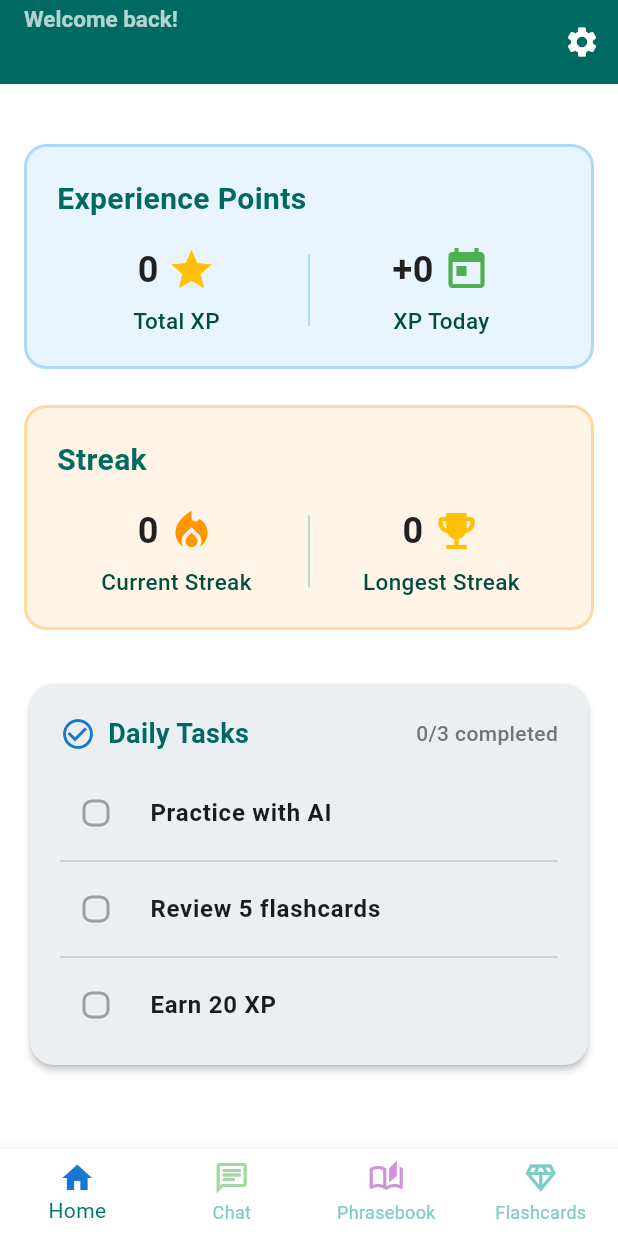
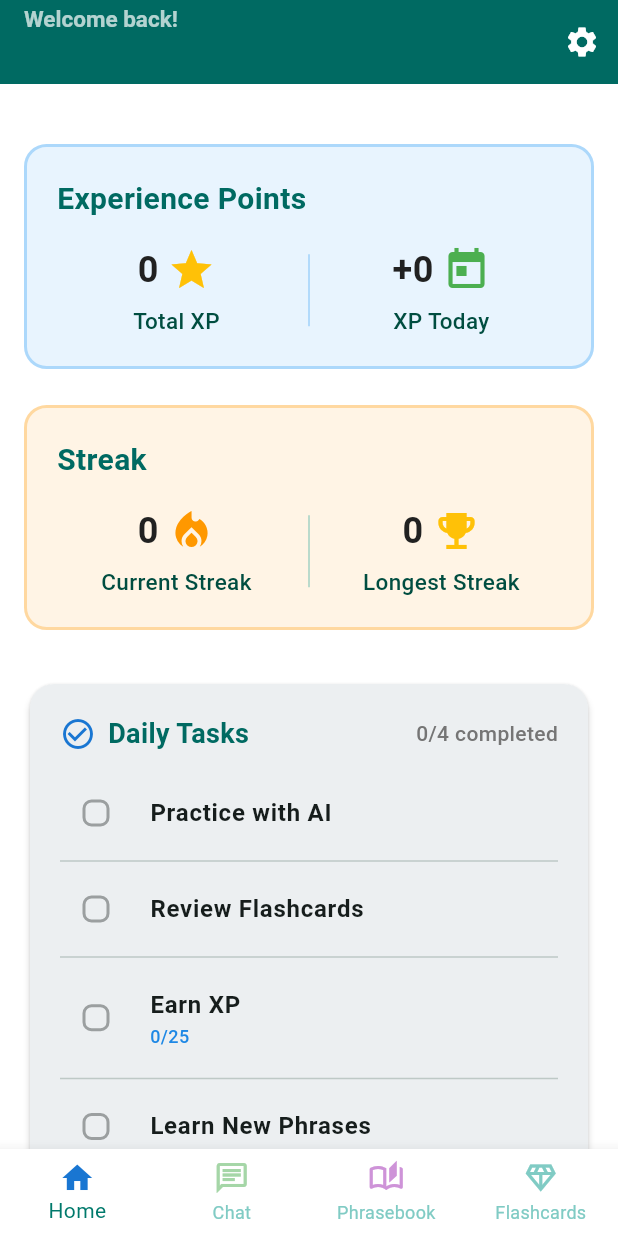
Before and after one commit to mohamedzoabi100/LingoLamp, a Flutter app: the screen it shows once a user with an empty profile is signed in, on a phone screen of 412 x 824 dp. Run offline on Flutter 3.47's test engine with Material 3 defaults, Android fonts, the phone set to English and light mode, and no system bars; our stand-ins replace cloud_firestore, firebase_auth, firebase_core, flutter_markdown, flutter_tts, go_router and 9 more; accounts and stored records are empty; project files that could hold a hidden picture were left out.

Commit message:
Fixed home screen and added Daily Tasks

```diff
--- a/lib/core/providers/app_providers.dart
+++ b/lib/core/providers/app_providers.dart
@@ -9,6 +9,7 @@ import '../../providers/chat_provider.dart';
 import 'flashcard_provider.dart';
 import 'phrasebook_provider.dart';
 import 'user_provider.dart';
+import 'daily_task_provider.dart';
 
 class AppProviders {
   static List<SingleChildWidget> get providers => [
@@ -36,5 +37,10 @@ class AppProviders {
     ChangeNotifierProvider<PhrasebookProvider>(
       create: (context) => PhrasebookProvider(),
     ),
+
+    // Daily Task provider
+    ChangeNotifierProvider<DailyTaskProvider>(
+      create: (context) => DailyTaskProvider(),
+    ),
   ];
 }
--- a/lib/features/home/presentation/screens/home_screen.dart
+++ b/lib/features/home/presentation/screens/home_screen.dart
@@ -1,10 +1,13 @@
 import 'package:flutter/material.dart';
 import 'package:provider/provider.dart';
 import 'package:go_router/go_router.dart';
+import 'dart:async';
 
 import '../../../../core/providers/auth_provider.dart';
 import '../../../../core/providers/user_provider.dart';
+import '../../../../core/providers/daily_task_provider.dart';
 import '../../../../widgets/xp_display_widget.dart';
+import '../../../../models/daily_task_model.dart';
 
 class HomeScreen extends StatefulWidget {
   const HomeScreen({super.key});
@@ -17,6 +20,7 @@ class _HomeScreenState extends State<HomeScreen> with SingleTickerProviderStateM
   late AnimationController _controller;
   late Animation<double> _opacityAnim;
   late Animation<Offset> _slideAnim;
+  Timer? _refreshTimer;
 
   @override
   void initState() {
@@ -33,17 +37,38 @@ class _HomeScreenState extends State<HomeScreen> with SingleTickerProviderStateM
     );
     WidgetsBinding.instance.addPostFrameCallback((_) {
       _controller.forward();
+      // Load daily tasks when screen initializes
+      final dailyTaskProvider = Provider.of<DailyTaskProvider>(context, listen: false);
+      dailyTaskProvider.loadDailyTasks();
+
+      // Check and update tasks based on current activity
+      dailyTaskProvider.checkAndUpdateTasks();
+
+      // Set up periodic refresh of tasks
+      _refreshTimer = Timer.periodic(const Duration(seconds: 30), (_) {
+        if (mounted) {
+          dailyTaskProvider.checkAndUpdateTasks();
+        }
+      });
     });
   }
 
   @override
   void dispose() {
+    _refreshTimer?.cancel();
     _controller.dispose();
     super.dispose();
   }
 
   @override
   Widget build(BuildContext context) {
+    // Refresh tasks when screen becomes visible
+    WidgetsBinding.instance.addPostFrameCallback((_) {
+      if (mounted) {
+        Provider.of<DailyTaskProvider>(context, listen: false).checkAndUpdateTasks();
+      }
+    });
+
     return Scaffold(
       appBar: AppBar(
         backgroundColor: Theme.of(context).primaryColor,
@@ -82,9 +107,9 @@ class _HomeScreenState extends State<HomeScreen> with SingleTickerProviderStateM
           ),
         ],
       ),
-      body: Consumer2<AuthProvider, UserProvider>(
-        builder: (context, authProvider, userProvider, child) {
-          if (userProvider.isLoading) {
+      body: Consumer3<AuthProvider, UserProvider, DailyTaskProvider>(
+        builder: (context, authProvider, userProvider, dailyTaskProvider, child) {
+          if (userProvider.isLoading || dailyTaskProvider.isLoading) {
             return const Center(
               child: CircularProgressIndicator(),
             );
@@ -134,53 +159,7 @@ class _HomeScreenState extends State<HomeScreen> with SingleTickerProviderStateM
                       ),
                     );
                   },
-                  child: Card(
-                    elevation: 2,
-                    shape: RoundedRectangleBorder(borderRadius: BorderRadius.circular(16)),
-                    color: Colors.blueGrey[50],
-                    child: Padding(
-                      padding: const EdgeInsets.all(20),
-                      child: Column(
-                        crossAxisAlignment: CrossAxisAlignment.start,
-                        children: [
-                          Row(
-                            children: [
-                              Icon(Icons.check_circle_outline, color: Colors.blue[700]),
-                              const SizedBox(width: 8),
-                              Expanded(
-                                child: Text(
-                                  'Daily Tasks',
-                                  style: TextStyle(
-                                    fontSize: 18,
-                                    fontWeight: FontWeight.bold,
-                                    color: Theme.of(context).primaryColor,
-                                  ),
-                                ),
-                              ),
-                              Text(
-                                '0/3 completed',
-                                style: TextStyle(
-                                  fontSize: 14,
-                                  color: Colors.grey[600],
-                                  fontWeight: FontWeight.w500,
-                                ),
-                              ),
-                            ],
-                          ),
-                          const SizedBox(height: 20),
-                          Column(
-                            children: [
-                              _buildMockTaskTile('Practice with AI'),
-                              const Divider(height: 24, thickness: 1),
-                              _buildMockTaskTile('Review 5 flashcards'),
-                              const Divider(height: 24, thickness: 1),
-                              _buildMockTaskTile('Earn 20 XP'),
-                            ],
-                          ),
-                        ],
-                      ),
-                    ),
-                  ),
+                  child: _buildDailyTaskPanel(context, dailyTaskProvider),
                 ),
                 // Removed Quick Actions and Daily Goal
               ],
@@ -414,18 +393,94 @@ class _HomeScreenState extends State<HomeScreen> with SingleTickerProviderStateM
   }
 }
 
-Widget _buildMockTaskTile(String task) {
+Widget _buildDailyTaskPanel(BuildContext context, DailyTaskProvider dailyTaskProvider) {
+  final taskSet = dailyTaskProvider.currentTaskSet;
+  if (taskSet == null) {
+    return const SizedBox.shrink();
+  }
+
+  return Card(
+    elevation: 2,
+    shape: RoundedRectangleBorder(borderRadius: BorderRadius.circular(16)),
+    color: Colors.blueGrey[50],
+    child: Padding(
+      padding: const EdgeInsets.all(20),
+      child: Column(
+        crossAxisAlignment: CrossAxisAlignment.start,
+        children: [
+          Row(
+            children: [
+              Icon(Icons.check_circle_outline, color: Colors.blue[700]),
+              const SizedBox(width: 8),
+              Expanded(
+                child: Text(
+                  'Daily Tasks',
+                  style: TextStyle(
+                    fontSize: 18,
+                    fontWeight: FontWeight.bold,
+                    color: Theme.of(context).primaryColor,
+                  ),
+                ),
+              ),
+              Text(
+                '${taskSet.completedTasksCount}/${taskSet.totalTasksCount} completed',
+                style: TextStyle(
+                  fontSize: 14,
+                  color: Colors.grey[600],
+                  fontWeight: FontWeight.w500,
+                ),
+              ),
+            ],
+          ),
+          const SizedBox(height: 20),
+          Column(
+            children: taskSet.tasks.map((task) {
+              return Column(
+                children: [
+                  _buildTaskTile(task),
+                  if (task != taskSet.tasks.last)
+                    const Divider(height: 24, thickness: 1),
+                ],
+              );
+            }).toList(),
+          ),
+        ],
+      ),
+    ),
+  );
+}
+
+Widget _buildTaskTile(DailyTask task) {
   return ListTile(
     contentPadding: EdgeInsets.zero,
     leading: Checkbox(
-      value: false,
+      value: task.isCompleted,
       onChanged: null,
       shape: RoundedRectangleBorder(borderRadius: BorderRadius.circular(6)),
+      activeColor: Colors.green,
     ),
     title: Text(
-      task,
-      style: const TextStyle(fontWeight: FontWeight.w600, fontSize: 16),
+      task.title,
+      style: TextStyle(
+        fontWeight: FontWeight.w600,
+        fontSize: 16,
+        decoration: task.isCompleted ? TextDecoration.lineThrough : null,
+        color: task.isCompleted ? Colors.grey[600] : null,
+      ),
     ),
+    subtitle: task.isInProgress ? Text(
+      '${task.currentValue}/${task.targetValue}',
+      style: TextStyle(
+        fontSize: 12,
+        color: Colors.blue[600],
+        fontWeight: FontWeight.w500,
+      ),
+    ) : null,
+    trailing: task.isCompleted ? Icon(
+      Icons.star,
+      color: Colors.amber[600],
+      size: 20,
+    ) : null,
     dense: true,
     visualDensity: VisualDensity.compact,
   );
--- /dev/null
+++ b/lib/models/daily_task_model.dart
@@ -0,0 +1,158 @@
+import 'package:flutter/foundation.dart';
+
+enum TaskType {
+  chatWithAI,
+  reviewFlashcards,
+  earnXP,
+  learnPhrases,
+  practiceSpeaking,
+  completeStreak,
+}
+
+enum TaskStatus {
+  notStarted,
+  inProgress,
+  completed,
+}
+
+class DailyTask {
+  final String id;
+  final String title;
+  final String description;
+  final TaskType type;
+  final int targetValue;
+  final int currentValue;
+  final TaskStatus status;
+  final int xpReward;
+  final DateTime? completedAt;
+  final DateTime createdAt;
+
+  DailyTask({
+    required this.id,
+    required this.title,
+    required this.description,
+    required this.type,
+    required this.targetValue,
+    this.currentValue = 0,
+    this.status = TaskStatus.notStarted,
+    this.xpReward = 10,
+    this.completedAt,
+    required this.createdAt,
+  });
+
+  DailyTask copyWith({
+    String? id,
+    String? title,
+    String? description,
+    TaskType? type,
+    int? targetValue,
+    int? currentValue,
+    TaskStatus? status,
+    int? xpReward,
+    DateTime? completedAt,
+    DateTime? createdAt,
+  }) {
+    return DailyTask(
+      id: id ?? this.id,
+      title: title ?? this.title,
+      description: description ?? this.description,
+      type: type ?? this.type,
+      targetValue: targetValue ?? this.targetValue,
+      currentValue: currentValue ?? this.currentValue,
+      status: status ?? this.status,
+      xpReward: xpReward ?? this.xpReward,
+      completedAt: completedAt ?? this.completedAt,
+      createdAt: createdAt ?? this.createdAt,
+    );
+  }
+
+  bool get isCompleted => status == TaskStatus.completed;
+  bool get isInProgress => status == TaskStatus.inProgress;
+  double get progressPercentage => targetValue > 0 ? (currentValue / targetValue).clamp(0.0, 1.0) : 0.0;
+
+  Map<String, dynamic> toJson() {
+    return {
+      'id': id,
+      'title': title,
+      'description': description,
+      'type': type.index,
+      'targetValue': targetValue,
+      'currentValue': currentValue,
+      'status': status.index,
+      'xpReward': xpReward,
+      'completedAt': completedAt?.toIso8601String(),
+      'createdAt': createdAt.toIso8601String(),
+    };
+  }
+
+  factory DailyTask.fromJson(Map<String, dynamic> json) {
+    return DailyTask(
+      id: json['id'],
+      title: json['title'],
+      description: json['description'],
+      type: TaskType.values[json['type']],
+      targetValue: json['targetValue'],
+      currentValue: json['currentValue'] ?? 0,
+      status: TaskStatus.values[json['status']],
+      xpReward: json['xpReward'] ?? 10,
+      completedAt: json['completedAt'] != null ? DateTime.parse(json['completedAt']) : null,
+      createdAt: DateTime.parse(json['createdAt']),
+    );
+  }
+}
+
+class DailyTaskSet {
+  final String id;
+  final DateTime date;
+  final List<DailyTask> tasks;
+  final bool isCompleted;
+  final int totalXP;
+
+  DailyTaskSet({
+    required this.id,
+    required this.date,
+    required this.tasks,
+    this.isCompleted = false,
+    this.totalXP = 0,
+  });
+
+  int get completedTasksCount => tasks.where((task) => task.isCompleted).length;
+  int get totalTasksCount => tasks.length;
+  double get completionPercentage => totalTasksCount > 0 ? completedTasksCount / totalTasksCount : 0.0;
+
+  DailyTaskSet copyWith({
+    String? id,
+    DateTime? date,
+    List<DailyTask>? tasks,
+    bool? isCompleted,
+    int? totalXP,
+  }) {
+    return DailyTaskSet(
+      id: id ?? this.id,
+      date: date ?? this.date,
+      tasks: tasks ?? this.tasks,
+      isCompleted: isCompleted ?? this.isCompleted,
+      totalXP: totalXP ?? this.totalXP,
+    );
+  }
+
+  Map<String, dynamic> toJson() {
+    return {
+      'id': id,
+      'date': date.toIso8601String(),
+      'tasks': tasks.map((task) => task.toJson()).toList(),
+      'isCompleted': isCompleted,
+      'totalXP': totalXP,
+    };
+  }
+
+  factory DailyTaskSet.fromJson(Map<String, dynamic> json) {
+    return DailyTaskSet(
+      id: json['id'],
+      date: DateTime.parse(json['date']),
+      tasks: (json['tasks'] as List).map((taskJson) => DailyTask.fromJson(taskJson)).toList(),
+      isCompleted: json['isCompleted'] ?? false,
+      totalXP: json['totalXP'] ?? 0,
+    );
+  }
+}
--- a/lib/screens/flashcards_screen.dart
+++ b/lib/screens/flashcards_screen.dart
@@ -405,7 +405,7 @@ class _FlashcardsScreenState extends State<FlashcardsScreen> with SingleTickerPr
   }
 
   Future<void> _processReview(StudyCard card, ReviewQuality quality) async {
-    final updated = StudyService.processReview(card, quality);
+    final updated = await StudyService.processReview(card, quality);
 
     // Persist changes
     await _dbHelper.updateFlashcard(updated.flashcard);
--- a/lib/screens/spaced_repetition_study_screen.dart
+++ b/lib/screens/spaced_repetition_study_screen.dart
@@ -82,7 +82,7 @@ class _SpacedRepetitionStudyScreenState extends State<SpacedRepetitionStudyScree
     if (_dueCards.isEmpty) return;
 
     final currentCard = _dueCards[_currentIndex];
-    final updatedStudyCard = StudyService.processReview(currentCard, quality);
+    final updatedStudyCard = await StudyService.processReview(currentCard, quality);
 
     // Award XP based on review quality
     String difficulty = '';
--- a/lib/services/ai_phrase_service.dart
+++ b/lib/services/ai_phrase_service.dart
@@ -2,6 +2,8 @@ import 'package:flutter/foundation.dart';
 import '../models/phrase_model.dart';
 import 'ai_chat_service.dart';
 import 'xp_event_tracker.dart';
+import 'daily_task_service.dart';
+import '../models/daily_task_model.dart' as daily_task;
 
 class AiPhraseService {
   static final AiPhraseService _instance = AiPhraseService._internal();
@@ -94,6 +96,10 @@ class AiPhraseService {
             // Award XP for generating a new phrase
             final xpTracker = XPEventTracker();
             xpTracker.addXP(XPEventTracker.phraseLearned, 'New phrase generated');
+
+            // Update daily task progress for learning phrases
+            final dailyTaskService = DailyTaskService();
+            await dailyTaskService.updateTaskProgress(daily_task.TaskType.learnPhrases, 1);
 
             return phrase;
           }
--- /dev/null
+++ b/lib/services/daily_task_service.dart
@@ -0,0 +1,250 @@
+import 'package:shared_preferences/shared_preferences.dart';
+import 'package:firebase_auth/firebase_auth.dart';
+import 'package:cloud_firestore/cloud_firestore.dart';
+import 'package:flutter/foundation.dart';
+import 'dart:async';
+import 'dart:convert';
+import '../models/daily_task_model.dart';
+import 'xp_service.dart';
+
+class DailyTaskService {
+  static final DailyTaskService _instance = DailyTaskService._internal();
+  factory DailyTaskService() => _instance;
+  DailyTaskService._internal();
+
+  // Storage keys
+  static const String _currentTaskSetKey = 'current_daily_task_set';
+  static const String _lastTaskResetDateKey = 'last_task_reset_date';
+
+  // Task change listeners
+  static final List<VoidCallback> _taskListeners = [];
+  static void addTaskListener(VoidCallback listener) {
+    _taskListeners.add(listener);
+  }
+  static void removeTaskListener(VoidCallback listener) {
+    _taskListeners.remove(listener);
+  }
+  void _notifyTaskListeners() {
+    for (final listener in _taskListeners) {
+      listener();
+    }
+  }
+
+  /// Get current daily task set, creating new one if needed
+  Future<DailyTaskSet> getCurrentTaskSet() async {
+    final prefs = await SharedPreferences.getInstance();
+    final today = DateTime.now();
+    final todayString = _formatDate(today);
+
+    // Check if we need to reset tasks for a new day
+    final lastResetDate = prefs.getString(_lastTaskResetDateKey);
+    if (lastResetDate != todayString) {
+      // New day, create fresh task set
+      final newTaskSet = _generateDailyTasks(today);
+      await _saveTaskSet(newTaskSet);
+      await prefs.setString(_lastTaskResetDateKey, todayString);
+      return newTaskSet;
+    }
+
+    // Load existing task set
+    final taskSetJson = prefs.getString(_currentTaskSetKey);
+    if (taskSetJson != null) {
+      try {
+        final taskSet = DailyTaskSet.fromJson(jsonDecode(taskSetJson));
+        return taskSet;
+      } catch (e) {
+        print('Error loading task set: $e');
+      }
+    }
+
+    // Fallback: create new task set
+    final newTaskSet = _generateDailyTasks(today);
+    await _saveTaskSet(newTaskSet);
+    await prefs.setString(_lastTaskResetDateKey, todayString);
+    return newTaskSet;
+  }
+
+  /// Generate daily tasks based on user level and preferences
+  DailyTaskSet _generateDailyTasks(DateTime date) {
+    final taskId = _formatDate(date);
+    final tasks = [
+      DailyTask(
+        id: '${taskId}_chat',
+        title: 'Practice with AI',
+        description: 'Have a conversation with AI to improve your language skills',
+        type: TaskType.chatWithAI,
+        targetValue: 3, // 3 messages
+        xpReward: 15,
+        createdAt: date,
+      ),
+      DailyTask(
+        id: '${taskId}_flashcards',
+        title: 'Review Flashcards',
+        description: 'Review 5 flashcards to reinforce your learning',
+        type: TaskType.reviewFlashcards,
+        targetValue: 5,
+        xpReward: 20,
+        createdAt: date,
+      ),
+      DailyTask(
+        id: '${taskId}_xp',
+        title: 'Earn XP',
+        description: 'Earn 25 XP through various activities',
+        type: TaskType.earnXP,
+        targetValue: 25,
+        xpReward: 10,
+        createdAt: date,
+      ),
+      DailyTask(
+        id: '${taskId}_phrases',
+        title: 'Learn New Phrases',
+        description: 'Learn 3 new phrases from the phrasebook',
+        type: TaskType.learnPhrases,
+        targetValue: 3,
+        xpReward: 15,
+        createdAt: date,
+      ),
+    ];
+
+    return DailyTaskSet(
+      id: taskId,
+      date: date,
+      tasks: tasks,
+    );
+  }
+
+  /// Update task progress based on user activity
+  Future<void> updateTaskProgress(TaskType taskType, int progress) async {
+    final taskSet = await getCurrentTaskSet();
+    final updatedTasks = <DailyTask>[];
+    bool hasChanges = false;
+
+    for (final task in taskSet.tasks) {
+      if (task.type == taskType && !task.isCompleted) {
+        final newCurrentValue = task.currentValue + progress;
+        final newStatus = newCurrentValue >= task.targetValue
+            ? TaskStatus.completed
+            : TaskStatus.inProgress;
+
+        final updatedTask = task.copyWith(
+          currentValue: newCurrentValue,
+          status: newStatus,
+          completedAt: newStatus == TaskStatus.completed ? DateTime.now() : null,
+        );
+
+        updatedTasks.add(updatedTask);
+
+        if (newStatus == TaskStatus.completed) {
+          // Award XP for task completion
+          await XPService().addXP(task.xpReward, 'Daily task completed: ${task.title}');
+          hasChanges = true;
+
+          // Check if all tasks are now completed and award bonus
+          final allCompleted = updatedTasks.every((t) => t.status == TaskStatus.completed);
+          if (allCompleted) {
+            // Award bonus XP for completing all daily tasks
+            await XPService().addXP(50, '🎉 All daily tasks completed!');
+            print('🎉 Bonus XP awarded for completing all daily tasks!');
+          }
+        }
+      } else {
+        updatedTasks.add(task);
+      }
+    }
+
+    // Always notify listeners when task progress is updated
+    final updatedTaskSet = taskSet.copyWith(tasks: updatedTasks);
+    await _saveTaskSet(updatedTaskSet);
+    _notifyTaskListeners();
+  }
+
+  /// Check and update task progress based on current user stats
+  Future<void> checkAndUpdateTasks() async {
+    try {
+      final xpStats = await XPService().getXPStats();
+      final todayXP = xpStats['todayXP'] ?? 0;
+
+      // Update XP task
+      await updateTaskProgress(TaskType.earnXP, todayXP);
+
+      // TODO: Add other task type updates based on user activity
+      // This will be expanded as we integrate with other services
+
+    } catch (e) {
+      print('Error checking task progress: $e');
+    }
+  }
+
+  /// Save task set to local storage
+  Future<void> _saveTaskSet(DailyTaskSet taskSet) async {
+    final prefs = await SharedPreferences.getInstance();
+    await prefs.setString(_currentTaskSetKey, jsonEncode(taskSet.toJson()));
+  }
+
+  /// Sync tasks to Firestore for authenticated users
+  Future<void> syncToFirestore(DailyTaskSet taskSet) async {
+    final user = FirebaseAuth.instance.currentUser;
+    if (user == null) return;
+
+    try {
+      await FirebaseFirestore.instance
+          .collection('users')
+          .doc(user.uid)
+          .collection('dailyTasks')
+          .doc(taskSet.id)
+          .set(taskSet.toJson(), SetOptions(merge: true))
+          .timeout(const Duration(seconds: 10));
+
+      print('[SYNC] Daily tasks synced to Firestore');
+    } catch (e) {
+      print('[SYNC] Error syncing daily tasks to Firestore: $e');
+    }
+  }
+
+  /// Load tasks from Firestore for authenticated users
+  Future<void> loadFromFirestore() async {
+    final user = FirebaseAuth.instance.currentUser;
+    if (user == null) return;
+
+    try {
+      final today = DateTime.now();
+      final todayString = _formatDate(today);
+
+      final doc = await FirebaseFirestore.instance
+          .collection('users')
+          .doc(user.uid)
+          .collection('dailyTasks')
+          .doc(todayString)
+          .get()
+          .timeout(const Duration(seconds: 10));
+
+      if (doc.exists) {
+        final data = doc.data()!;
+        final taskSet = DailyTaskSet.fromJson(data);
+        await _saveTaskSet(taskSet);
+
+        print('[SYNC] Daily tasks loaded from Firestore');
+        _notifyTaskListeners();
+      }
+    } catch (e) {
+      print('[SYNC] Error loading daily tasks from Firestore: $e');
+    }
+  }
+
+  /// Get task completion statistics
+  Future<Map<String, dynamic>> getTaskStats() async {
+    final taskSet = await getCurrentTaskSet();
+    return {
+      'completedTasks': taskSet.completedTasksCount,
+      'totalTasks': taskSet.totalTasksCount,
+      'completionPercentage': taskSet.completionPercentage,
+      'isCompleted': taskSet.isCompleted,
+      'totalXP': taskSet.totalXP,
+    };
+  }
+
+  /// Format date for consistent ID generation
+  String _formatDate(DateTime date) {
+    return '${date.year}-${date.month.toString().padLeft(2, '0')}-${date.day.toString().padLeft(2, '0')}';
+  }
+}
```
Also changed, not shown: lib/config/stt_key.json (added, +13 -0 lines), lib/core/providers/daily_task_provider.dart (added, +99 -0 lines), lib/core/services/initialization_service.dart (+9 -0 lines), lib/services/ai_chat_service.dart (+12 -3 lines), lib/services/phrase_service.dart (+11 -0 lines), lib/services/study_service.dart (+7 -1 lines).
